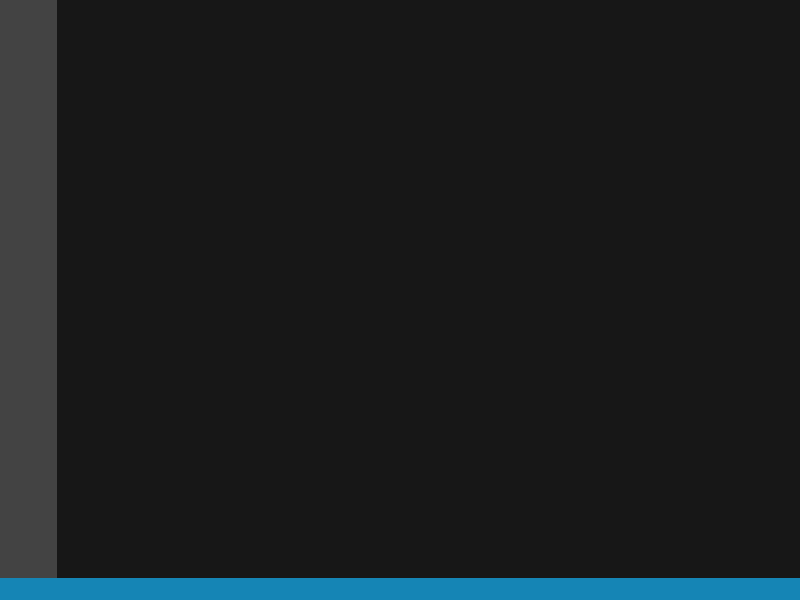
AdunanzA/Tsunami, file mainwindow.ui: the form before one commit.
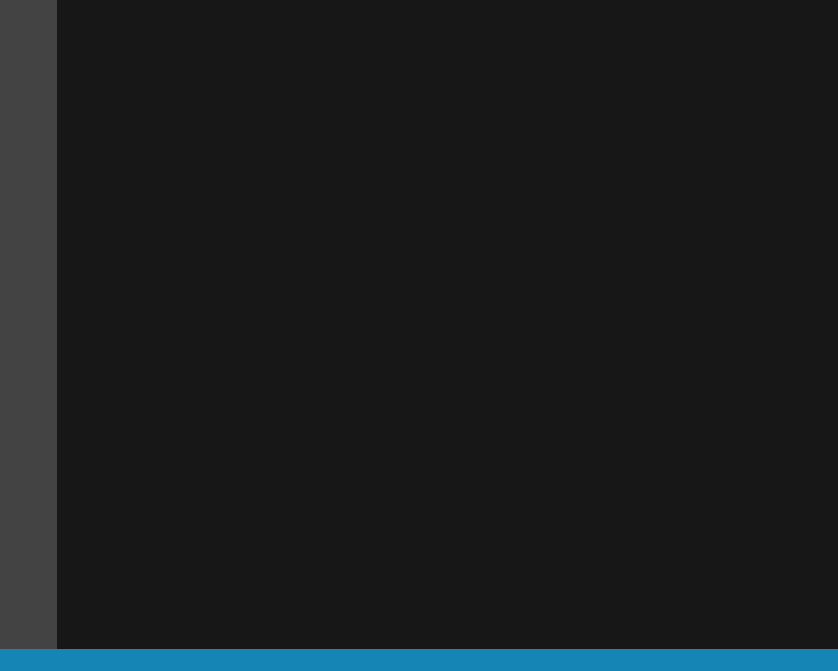
The form after the commit. Icons and pictures are not drawn.

Commit message:
Layout and tsucard
Finished main layout and added tsucard
Tested compilation in debug and release with libtorrent included

```diff
--- a/mainwindow.ui
+++ b/mainwindow.ui
@@ -6,14 +6,14 @@
    <rect>
     <x>0</x>
     <y>0</y>
-    <width>800</width>
-    <height>600</height>
+    <width>838</width>
+    <height>671</height>
    </rect>
   </property>
   <property name="minimumSize">
    <size>
-    <width>800</width>
-    <height>600</height>
+    <width>838</width>
+    <height>671</height>
    </size>
   </property>
   <property name="windowTitle">
@@ -53,6 +53,18 @@
     </property>
     <item>
      <widget class="QFrame" name="verticalFrame">
+      <property name="minimumSize">
+       <size>
+        <width>57</width>
+        <height>0</height>
+       </size>
+      </property>
+      <property name="maximumSize">
+       <size>
+        <width>57</width>
+        <height>16777215</height>
+       </size>
+      </property>
       <property name="styleSheet">
        <string notr="true">background-color: rgb(67, 67, 67);</string>
       </property>
@@ -779,25 +791,9 @@
       <property name="lineWidth">
        <number>0</number>
       </property>
-      <layout class="QGridLayout" name="content">
-       <property name="leftMargin">
-        <number>9</number>
-       </property>
-       <property name="horizontalSpacing">
-        <number>0</number>
-       </property>
-       <item row="0" column="0">
-        <spacer name="horizontalSpacer">
-         <property name="orientation">
-          <enum>Qt::Horizontal</enum>
-         </property>
-         <property name="sizeHint" stdset="0">
-          <size>
-           <width>40</width>
-           <height>20</height>
-          </size>
-         </property>
-        </spacer>
+      <layout class="QVBoxLayout" name="verticalLayout_2">
+       <item>
+        <layout class="QHBoxLayout" name="content"/>
        </item>
       </layout>
      </widget>
```
Left out of the diff: 2 changed lines with no effect on the pictures. The commit also changes 33 other files.
